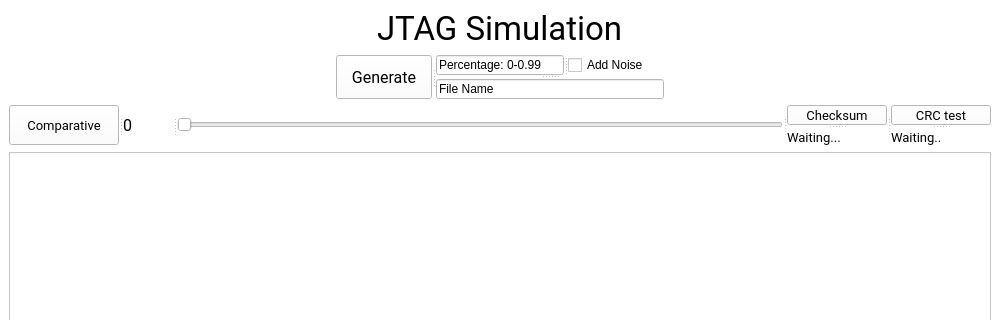
GustavoJurgensen/JTAGInterface, file interface.ui: the form before one commit; both pictures show x 0 to 1000 and y 0 to 320 of the 1000 by 868 pixel window.
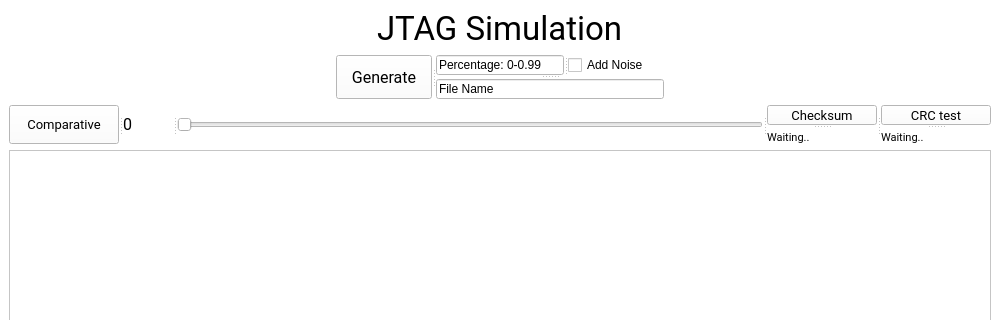
The form after the commit. Custom widgets are drawn as their Qt base class.

```diff
--- a/interface.ui
+++ b/interface.ui
@@ -301,7 +301,7 @@
            </property>
            <property name="maximumSize">
             <size>
-             <width>100</width>
+             <width>16777215</width>
              <height>20</height>
             </size>
            </property>
@@ -322,20 +322,26 @@
              <verstretch>0</verstretch>
             </sizepolicy>
            </property>
+           <property name="minimumSize">
+            <size>
+             <width>110</width>
+             <height>0</height>
+            </size>
+           </property>
            <property name="maximumSize">
             <size>
-             <width>100</width>
+             <width>110</width>
              <height>20</height>
             </size>
            </property>
            <property name="font">
             <font>
              <family>Roboto</family>
-             <pointsize>10</pointsize>
+             <pointsize>8</pointsize>
             </font>
            </property>
            <property name="text">
-            <string>Waiting...</string>
+            <string>Waiting..</string>
            </property>
           </widget>
          </widget>
@@ -352,7 +358,7 @@
            </property>
            <property name="maximumSize">
             <size>
-             <width>100</width>
+             <width>16777215</width>
              <height>20</height>
             </size>
            </property>
@@ -373,16 +379,22 @@
              <verstretch>0</verstretch>
             </sizepolicy>
            </property>
+           <property name="minimumSize">
+            <size>
+             <width>110</width>
+             <height>0</height>
+            </size>
+           </property>
            <property name="maximumSize">
             <size>
-             <width>100</width>
+             <width>110</width>
              <height>20</height>
             </size>
            </property>
            <property name="font">
             <font>
              <family>Roboto</family>
-             <pointsize>10</pointsize>
+             <pointsize>8</pointsize>
             </font>
            </property>
            <property name="text">
```
